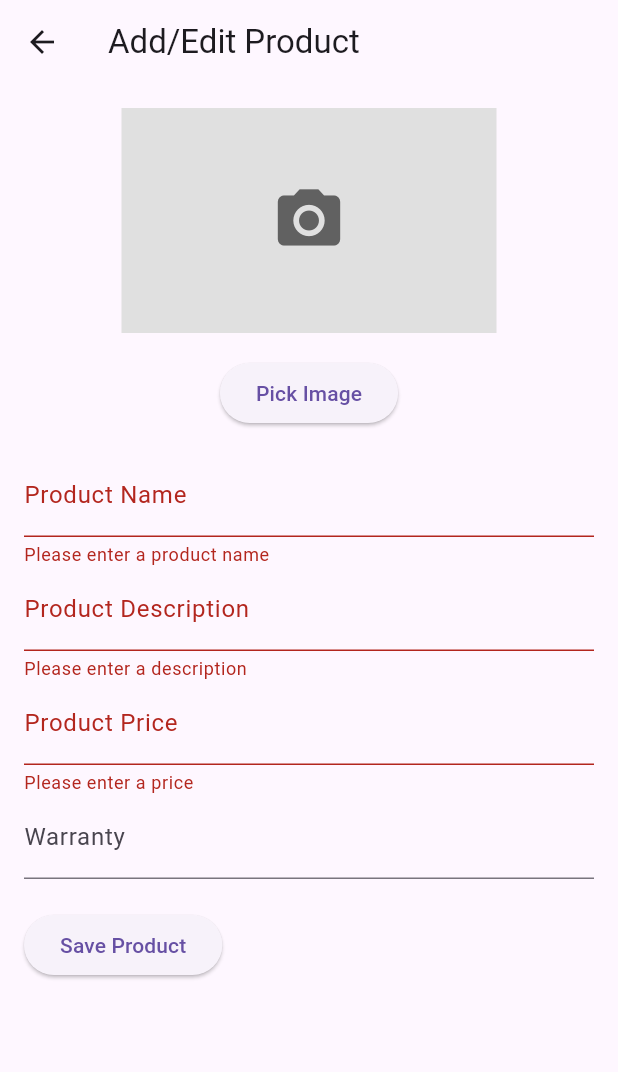
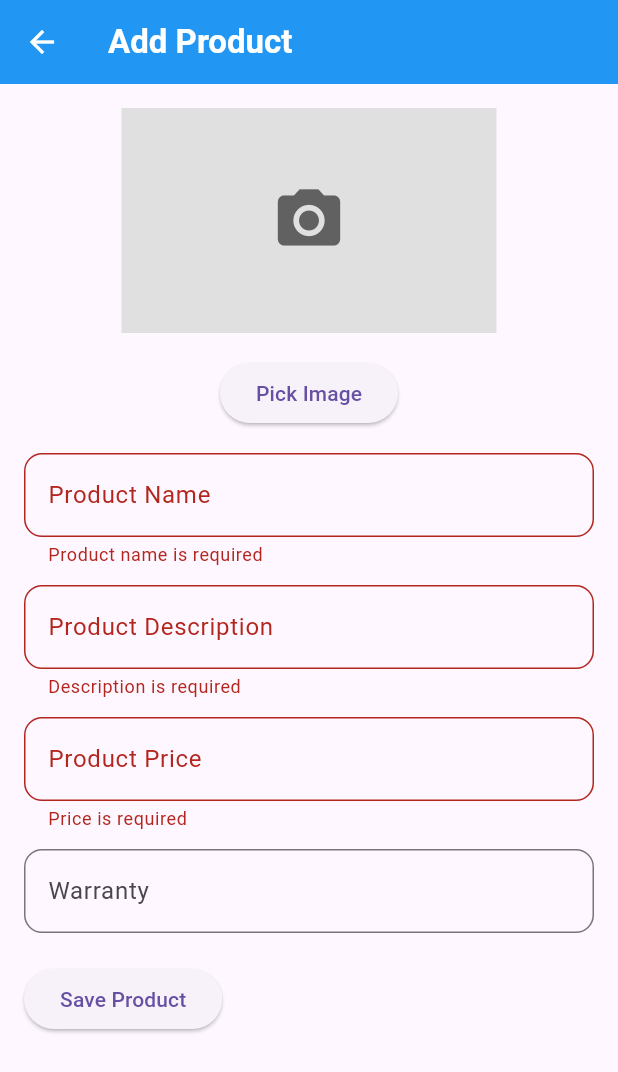
Before and after one commit to Vitatech2013/water_purifier_frontend, a Flutter app: the AddEditView screen opened by its route, after a tap on "Save Product", on a phone screen of 412 x 824 dp. Shown: the top 1072 px of the screen. Run offline on Flutter 3.47's test engine with Material 3 defaults, Android fonts, the light colour scheme and no system bars; our stand-ins replace get, image_picker, permission_handler, shared_preferences; missing offline and left inert: telephony; accounts and stored records are empty; network calls fail.

Commit message:
Updated the Ui

```diff
--- a/lib/app/modules/add_edit/controllers/add_edit_controller.dart
+++ b/lib/app/modules/add_edit/controllers/add_edit_controller.dart
@@ -7,7 +7,6 @@ import 'package:water_purifier/app/core/app_config/app_urls.dart';
 import 'package:water_purifier/app/modules/product/controllers/product_controller.dart';
 import 'package:water_purifier/app/modules/product/models/product_response.dart';
 import 'package:water_purifier/app/routes/app_pages.dart';
-
 
 class AddEditController extends GetxController {
   final productNameController = TextEditingController();
@@ -26,6 +25,11 @@ class AddEditController extends GetxController {
   // To store the product ID (if editing an existing product)
   RxString productId = ''.obs;
 
+  // Error messages
+  RxString productNameError = ''.obs;
+  RxString productDescriptionError = ''.obs;
+  RxString productPriceError = ''.obs;
+  RxString warrantyError = ''.obs;
 
   Future<void> pickImage(ImageSource source) async {
     final pickedFile = await ImagePicker().pickImage(source: source);
@@ -34,12 +38,58 @@ class AddEditController extends GetxController {
     }
   }
 
+  void validateProductName() {
+    if (productNameController.text.isEmpty) {
+      productNameError.value = 'Product name is required';
+    } else {
+      productNameError.value = '';
+    }
+  }
+
+  void validateProductDescription() {
+    if (productDescriptionController.text.isEmpty) {
+      productDescriptionError.value = 'Description is required';
+    } else {
+      productDescriptionError.value = '';
+    }
+  }
+
+  void validateProductPrice() {
+    if (productPriceController.text.isEmpty) {
+      productPriceError.value = 'Price is required';
+    } else {
+      productPriceError.value = '';
+    }
+  }
+
+  void validateWarranty() {
+    if (warrantyController.text.isEmpty) {
+      warrantyError.value = '';
+    }
+  }
+
   Future<void> saveProduct() async {
-    if (formKey.currentState!.validate()) {
+    validateProductName();
+    validateProductDescription();
+    validateProductPrice();
+
+    if (productNameError.value.isEmpty &&
+        productDescriptionError.value.isEmpty &&
+        productPriceError.value.isEmpty) {
+      if (selectedImage.value == null && initialImage.value.isEmpty) {
+        Get.snackbar(
+          'Image Required',
+          'Please select an image to save the product.',
+          snackPosition: SnackPosition.BOTTOM,
+          backgroundColor: Colors.red,
+          colorText: Colors.white,
+        );
+        return;
+      }
+
       try {
         // Determine if this is an add or update operation
         final isUpdating = productId.value.isNotEmpty;
-        print(isUpdating);
         final url = isUpdating
             ? '${AppURL.appBaseUrl}${AppURL.updateProducts}$productId'
             : '${AppURL.appBaseUrl}${AppURL.addProduct}';
@@ -67,15 +117,19 @@ class AddEditController extends GetxController {
 
         http.StreamedResponse response = await request.send();
 
-        if (response.statusCode == 201||response.statusCode==200) {
-          print('${isUpdating ? 'Product updated' : 'Product added'} successfully');
-          print(await response.stream.bytesToString());
+        if (response.statusCode == 201 || response.statusCode == 200) {
           Get.offNamed(Routes.PRODUCT);
-          productController.isEditing.value=true;
-          Future.delayed(3.seconds).whenComplete(() => productController.fetchProducts(),);
+          productController.isEditing.value = true;
+          Future.delayed(Duration(seconds: 3))
+              .whenComplete(() => productController.fetchProducts());
         } else {
-          print('Failed to ${isUpdating ? 'update' : 'add'} product');
-          print(response.statusCode);
+          Get.snackbar(
+            'Save Failed',
+            'Failed to ${isUpdating ? 'update' : 'add'} product.',
+            snackPosition: SnackPosition.BOTTOM,
+            backgroundColor: Colors.red,
+            colorText: Colors.white,
+          );
         }
       } catch (e) {
         print('Error occurred: $e');
@@ -93,7 +147,7 @@ class AddEditController extends GetxController {
     warrantyController.dispose();
     super.onClose();
   }
-  @override
+
   @override
   void onInit() {
     super.onInit();
@@ -113,5 +167,4 @@ class AddEditController extends GetxController {
       print('No product data found in Get.arguments');
     }
   }
-
 }
--- a/lib/app/modules/add_edit/views/add_edit_view.dart
+++ b/lib/app/modules/add_edit/views/add_edit_view.dart
@@ -5,7 +5,6 @@ import 'package:get/get.dart';
 import 'package:image_picker/image_picker.dart';
 import 'package:water_purifier/app/core/app_config/app_urls.dart';
 import 'package:water_purifier/app/modules/add_edit/controllers/add_edit_controller.dart';
-import 'package:water_purifier/app/routes/app_pages.dart';
 
 class AddEditView extends GetView<AddEditController> {
   const AddEditView({super.key});
@@ -18,7 +17,27 @@ class AddEditView extends GetView<AddEditController> {
 
     return Scaffold(
       appBar: AppBar(
-        title: const Text('Add/Edit Product'),
+        title: controller.productId.isEmpty
+            ? const Text(
+                "Add Product",
+                style:
+                    TextStyle(color: Colors.white, fontWeight: FontWeight.bold),
+              )
+            : const Text(
+                "Edit Product",
+                style:
+                    TextStyle(color: Colors.white, fontWeight: FontWeight.bold),
+              ),
+        leading: IconButton(
+            onPressed: () {
+              Get.back();
+            },
+            icon: const Icon(
+              Icons.arrow_back,
+              color: Colors.white,
+            )),
+        scrolledUnderElevation: 0,
+        backgroundColor: Colors.blue,
       ),
       body: Padding(
         padding: const EdgeInsets.all(16.0),
@@ -45,7 +64,7 @@ class AddEditView extends GetView<AddEditController> {
                   );
                 } else {
                   return InkWell(
-                    onTap: ()=>controller.pickImage(ImageSource.camera),
+                    onTap: () => controller.pickImage(ImageSource.camera),
                     child:
                         Image.network(imageUrl, height: 150, fit: BoxFit.cover),
                   );
@@ -57,37 +76,71 @@ class AddEditView extends GetView<AddEditController> {
                 child: const Text('Pick Image'),
               ),
               const SizedBox(height: 16),
-              Form(
-                key: controller.formKey,
-                child: Column(
+              Column(
                 crossAxisAlignment: CrossAxisAlignment.start,
                 children: [
-                    TextFormField(
+                  Obx(() {
+                    return TextField(
                       controller: controller.productNameController,
-                      decoration:
-                          const InputDecoration(labelText: 'Product Name'),
-                      validator: (value) =>
-                          value!.isEmpty ? 'Please enter a product name' : null,
+                      decoration: InputDecoration(
+                        border: OutlineInputBorder(
+                            borderRadius: BorderRadius.circular(12)),
+                        labelText: 'Product Name',
+                        errorText: controller.productNameError.value.isNotEmpty
+                            ? controller.productNameError.value
+                            : null,
                       ),
-                    TextFormField(
+                      onChanged: (value) => controller.validateProductName(),
+                    );
+                  }),
+                  const SizedBox(height: 12),
+                  Obx(() {
+                    return TextField(
                       controller: controller.productDescriptionController,
-                      decoration:
-                          const InputDecoration(labelText: 'Product Description'),
-                      validator: (value) =>
-                          value!.isEmpty ? 'Please enter a description' : null,
+                      decoration: InputDecoration(
+                        border: OutlineInputBorder(
+                            borderRadius: BorderRadius.circular(12)),
+                        labelText: 'Product Description',
+                        errorText:
+                            controller.productDescriptionError.value.isNotEmpty
+                                ? controller.productDescriptionError.value
+                                : null,
                       ),
-                    TextFormField(
+                      onChanged: (value) =>
+                          controller.validateProductDescription(),
+                    );
+                  }),
+                  const SizedBox(height: 12),
+                  Obx(() {
+                    return TextField(
                       controller: controller.productPriceController,
-                      decoration:
-                          const InputDecoration(labelText: 'Product Price'),
+                      decoration: InputDecoration(
+                        border: OutlineInputBorder(
+                            borderRadius: BorderRadius.circular(12)),
+                        labelText: 'Product Price',
+                        errorText: controller.productPriceError.value.isNotEmpty
+                            ? controller.productPriceError.value
+                            : null,
+                      ),
                       keyboardType: TextInputType.number,
-                      validator: (value) =>
-                          value!.isEmpty ? 'Please enter a price' : null,
+                      onChanged: (value) => controller.validateProductPrice(),
+                    );
+                  }),
+                  const SizedBox(height: 12),
+                  Obx(() {
+                    return TextField(
+                      controller: controller.warrantyController,
+                      decoration: InputDecoration(
+                        border: OutlineInputBorder(
+                            borderRadius: BorderRadius.circular(12)),
+                        labelText: 'Warranty',
+                        errorText: controller.warrantyError.value.isNotEmpty
+                            ? controller.warrantyError.value
+                            : null,
                       ),
-                    TextFormField(
-                      controller: controller.warrantyController,
-                      decoration: const InputDecoration(labelText: 'Warranty'),
-                    ),
+                      onChanged: (value) => controller.validateWarranty(),
+                    );
+                  }),
                   const SizedBox(height: 20),
                   ElevatedButton(
                     onPressed: () {
@@ -97,7 +150,6 @@ class AddEditView extends GetView<AddEditController> {
                   ),
                 ],
               ),
-              ),
             ],
           ),
         ),
--- a/lib/app/modules/product/controllers/product_controller.dart
+++ b/lib/app/modules/product/controllers/product_controller.dart
@@ -29,12 +29,8 @@ class ProductController extends GetxController {
 
         if (decodedData is Map<String, dynamic>) {
           final productResponse = ProductResponse.fromJson(decodedData);
-          if (productResponse.data.isNotEmpty) {
-            products.value = productResponse.data;  // Assigning the list of Datum
-            isEditing.value = false;
-          } else {
-            print('No products found.');
-          }
+          products.value = productResponse.data;
+          isEditing.value = false;
         } else {
           print('Unexpected response format: ${decodedData.runtimeType}');
         }
@@ -45,6 +41,7 @@ class ProductController extends GetxController {
       print('Error occurred: $e');
     } finally {
       isLoading.value = false;
+      isEditing.value = false;
     }
   }
 
@@ -52,17 +49,24 @@ class ProductController extends GetxController {
     isEditing.value = false;
     fetchProducts();
   }
+  void fetchingProducts(){
+    isEditing.value=true;
+    Future.delayed(const Duration(seconds: 1)).then((_) => fetchProducts());
+  }
 
   Future<void> deleteProduct(String productId) async {
     try {
+
+
       var request = http.Request('DELETE', Uri.parse('${AppURL.appBaseUrl}${AppURL.deleteProduct}$productId'));
-
       http.StreamedResponse response = await request.send();
 
       if (response.statusCode == 200) {
         print('Product deleted successfully');
         isEditing.value = true;
-        Future.delayed(3.seconds).then((value) => deletingProduct());
+        Future.delayed(const Duration(seconds: 1)).then((_) => deletingProduct());
+        products.value = products.where((product) => product.id != productId).toList();
+        products.refresh();
       } else {
         print('Failed to delete product: ${response.reasonPhrase}');
       }
--- a/lib/app/modules/sale/controllers/sale_controller.dart
+++ b/lib/app/modules/sale/controllers/sale_controller.dart
@@ -116,6 +116,7 @@ class SaleController extends GetxController {
         } else {
           print('Failed to add sale');
           print(response.reasonPhrase);
+          print(response.statusCode);
         }
       } catch (e) {
         print('Error occurred: $e');
--- a/lib/app/modules/signin/controllers/signin_controller.dart
+++ b/lib/app/modules/signin/controllers/signin_controller.dart
@@ -9,8 +9,8 @@ import 'package:water_purifier/app/routes/app_pages.dart';
 class SigninController extends GetxController {
   final passwordVisibility = false.obs;
   final formKey = GlobalKey<FormState>();
-  final emailController = TextEditingController(text: "manohar@gmail.com");
-  final passwordController = TextEditingController(text: "123");
+  final emailController = TextEditingController();
+  final passwordController = TextEditingController();
 
   @override
   void onClose() {
--- a/lib/app/modules/splash/views/splash_view.dart
+++ b/lib/app/modules/splash/views/splash_view.dart
@@ -63,7 +63,7 @@ class _SplashScreenState extends State<SplashScreen> with SingleTickerProviderSt
           child: const Column(
             mainAxisAlignment: MainAxisAlignment.center,
             children: <Widget>[
-              Image(image: AssetImage("assets/waterdroppng.png")),
+              Image(image: AssetImage("assets/app_logo.png")),
               Text(
                 'AquaEssence',
                 style: TextStyle(fontSize: 24, fontWeight: FontWeight.bold, color: Colors.blue),
```
Also changed, not shown: lib/app/modules/add_edit_sale/controllers/add_edit_sale_controller.dart (+32 -14 lines), lib/app/modules/add_edit_sale/views/add_edit_sale_view.dart (+47 -22 lines), lib/app/modules/add_edit_service/controllers/add_edit_service_controller.dart (+40 -2 lines), lib/app/modules/add_edit_service/views/add_edit_service_view.dart (+42 -9 lines), lib/app/modules/product/views/product_view.dart (+50 -31 lines), lib/app/modules/service/views/service_view.dart (+14 -8 lines), assets/app_logo.png (added), 26 other files. Lines whose indentation alone changed are shown as unchanged.
